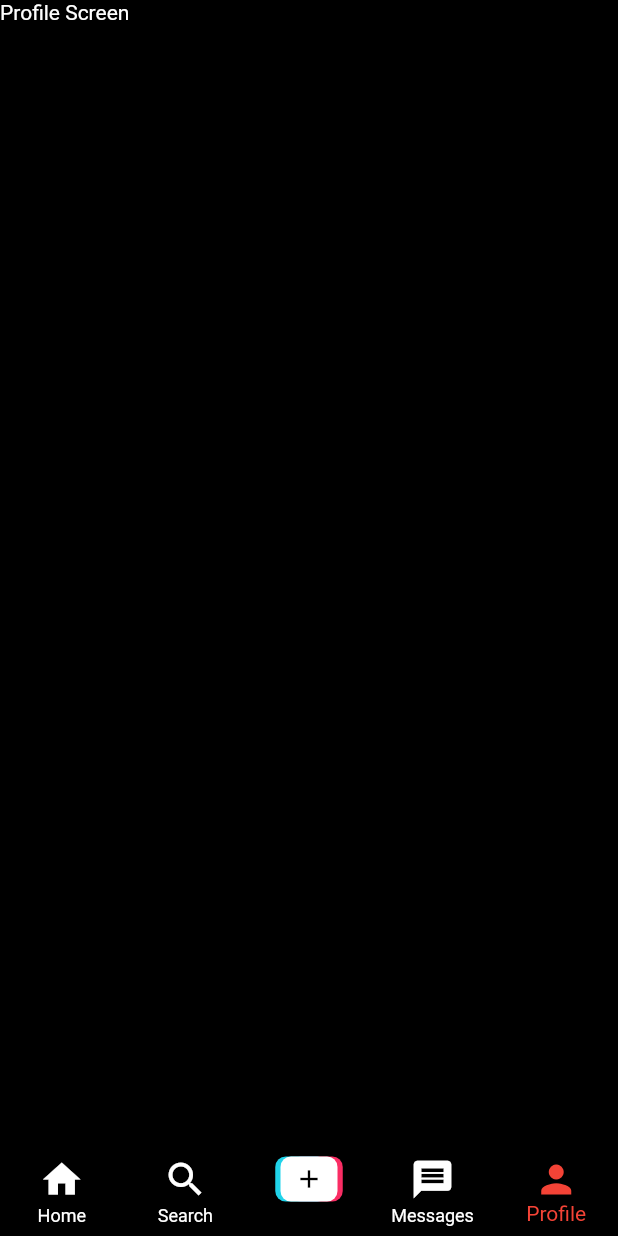
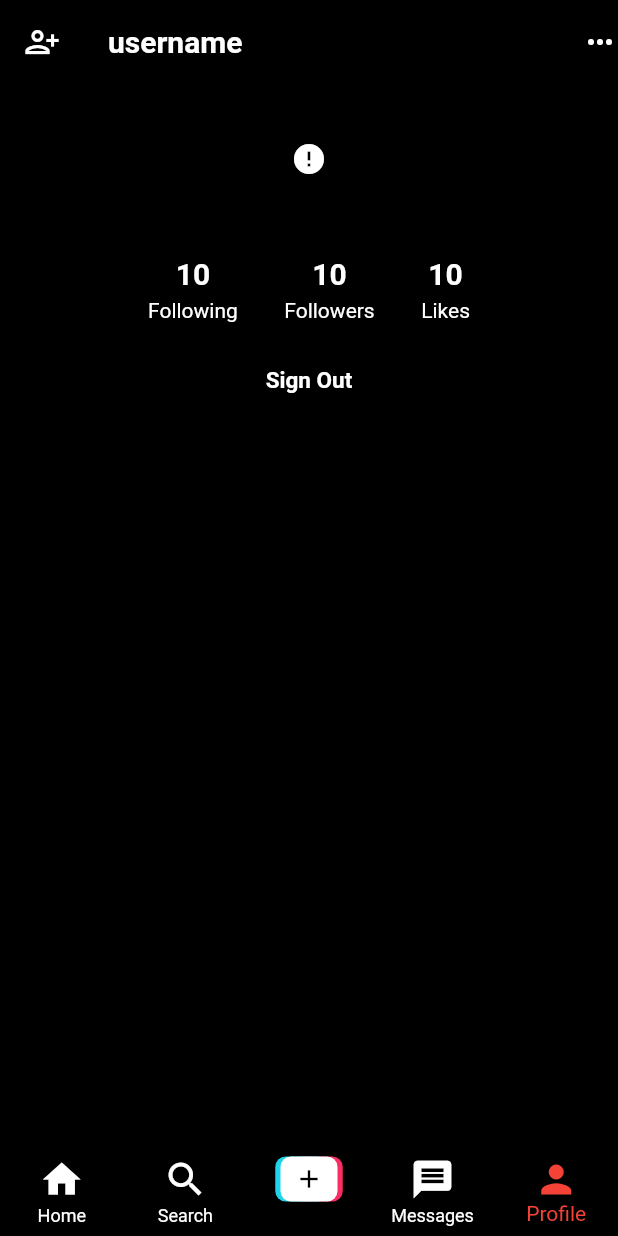
Before and after one commit to s4llm4n/tiktuck, a Flutter app: the screen it shows once a user with an empty profile is signed in, item 5 of the bottom bar chosen, on a phone screen of 412 x 824 dp. Run offline on Flutter 3.47's test engine with Material 2 defaults, Android fonts, the phone set to English and light mode, and no system bars; drawn by our look-alikes of cached_network_image; our stand-ins replace cloud_firestore, firebase_auth, firebase_core, firebase_storage, get, image_picker and 2 more; missing offline and left inert: video_compress; accounts and stored records are empty; network calls fail.

```diff
--- a/lib/constant.dart
+++ b/lib/constant.dart
@@ -3,15 +3,17 @@ import 'package:firebase_auth/firebase_auth.dart';
 import 'package:firebase_storage/firebase_storage.dart';
 import 'package:firstproject/controllers/auth_controller.dart';
 import 'package:firstproject/views/screens/add_video_screen.dart';
+import 'package:firstproject/views/screens/profile_screen.dart';
+import 'package:firstproject/views/screens/search_screen.dart';
 import 'package:firstproject/views/screens/video_screen.dart';
 import 'package:flutter/material.dart';
 
 List pages = [
   VideoScren(),
-  Text('Search Screen'),
+  SearchScreen(),
   const AddVideoScreen(),
   Text('Messages Screen'),
-  Text('Profile Screen'),
+  ProfileScreen(uid: authController.user.uid),
 ];
 
 // COLORS
--- /dev/null
+++ b/lib/views/screens/profile_screen.dart
@@ -0,0 +1,165 @@
+import 'package:cached_network_image/cached_network_image.dart';
+import 'package:flutter/material.dart';
+
+class ProfileScreen extends StatelessWidget {
+  final String uid;
+  const ProfileScreen({
+    super.key,
+    required this.uid,
+  });
+
+  @override
+  Widget build(BuildContext context) {
+    return Scaffold(
+      appBar: AppBar(
+        backgroundColor: Colors.black12,
+        leading: const Icon(
+          Icons.person_add_alt_1_outlined,
+        ),
+        actions: const [
+          Icon(Icons.more_horiz),
+        ],
+        title: Text(
+          'username',
+          style: const TextStyle(
+            fontWeight: FontWeight.bold,
+            color: Colors.white,
+          ),
+        ),
+      ),
+      body: SafeArea(
+        child: Column(
+          children: [
+            Column(
+              children: [
+                Row(
+                  mainAxisAlignment: MainAxisAlignment.center,
+                  children: [
+                    ClipOval(
+                      child: CachedNetworkImage(
+                        fit: BoxFit.cover,
+                        imageUrl: '',
+                        height: 100,
+                        width: 100,
+                        placeholder: (context, url) =>
+                            const CircularProgressIndicator(),
+                        errorWidget: (context, url, error) => const Icon(
+                          Icons.error,
+                        ),
+                      ),
+                    ),
+                  ],
+                ),
+                const SizedBox(
+                  height: 15,
+                ),
+                Row(
+                  mainAxisAlignment: MainAxisAlignment.center,
+                  children: [
+                    Column(
+                      children: [
+                        Text(
+                          '10',
+                          style: const TextStyle(
+                            fontSize: 20,
+                            fontWeight: FontWeight.bold,
+                          ),
+                        ),
+                        const SizedBox(
+                          height: 5,
+                        ),
+                        Text(
+                          'Following',
+                          style: const TextStyle(
+                            fontSize: 14,
+                          ),
+                        ),
+                      ],
+                    ),
+                    Container(
+                      color: Colors.black54,
+                      width: 1,
+                      height: 15,
+                      margin: const EdgeInsets.symmetric(horizontal: 15),
+                    ),
+                    Column(
+                      children: [
+                        Text(
+                          '10',
+                          style: const TextStyle(
+                            fontSize: 20,
+                            fontWeight: FontWeight.bold,
+                          ),
+                        ),
+                        const SizedBox(
+                          height: 5,
+                        ),
+                        Text(
+                          'Followers',
+                          style: const TextStyle(
+                            fontSize: 14,
+                          ),
+                        ),
+                      ],
+                    ),
+                    Container(
+                      color: Colors.black54,
+                      width: 1,
+                      height: 15,
+                      margin: const EdgeInsets.symmetric(horizontal: 15),
+                    ),
+                    Column(
+                      children: [
+                        Text(
+                          '10',
+                          style: const TextStyle(
+                            fontSize: 20,
+                            fontWeight: FontWeight.bold,
+                          ),
+                        ),
+                        const SizedBox(
+                          height: 5,
+                        ),
+                        Text(
+                          'Likes',
+                          style: const TextStyle(
+                            fontSize: 14,
+                          ),
+                        ),
+                      ],
+                    ),
+                  ],
+                ),
+                const SizedBox(
+                  height: 15,
+                ),
+                Container(
+                  width: 140,
+                  height: 47,
+                  decoration: BoxDecoration(
+                    border: Border.all(
+                      color: Colors.black12,
+                    ),
+                  ),
+                  child: Center(
+                    child: InkWell(
+                      onTap: () {},
+                      child: Text(
+                        'Sign Out',
+                        style: const TextStyle(
+                          fontSize: 15,
+                          fontWeight: FontWeight.bold,
+                        ),
+                      ),
+                    ),
+                  ),
+                ),
+                // video list
+              ],
+            ),
+          ],
+        ),
+      ),
+    );
+  }
+}
--- a/lib/views/widgets/circle_animation.dart
+++ b/lib/views/widgets/circle_animation.dart
@@ -28,8 +28,8 @@ class _CircleAnimationState extends State<CircleAnimation> with SingleTickerProv
 
   @override
   void dispose() {
+    controller.dispose();
     super.dispose();
-    controller.dispose();
   }
 
   @override
--- a/pubspec.yaml
+++ b/pubspec.yaml
@@ -28,6 +28,7 @@ environment:
 # the latest version available on pub.dev. To see which dependencies have newer
 # versions available, run `flutter pub outdated`.
 dependencies:
+  cached_network_image: ^3.3.0
   cloud_firestore: ^4.9.2
   cupertino_icons: ^1.0.2
   firebase_auth: ^4.10.0
```
Also changed, not shown: lib/controllers/profile_controller.dart (added, +52 -0 lines), lib/controllers/search_controller.dart (added, +24 -0 lines), lib/views/screens/search_screen.dart (added, +71 -0 lines), pubspec.lock, 1 other file.
